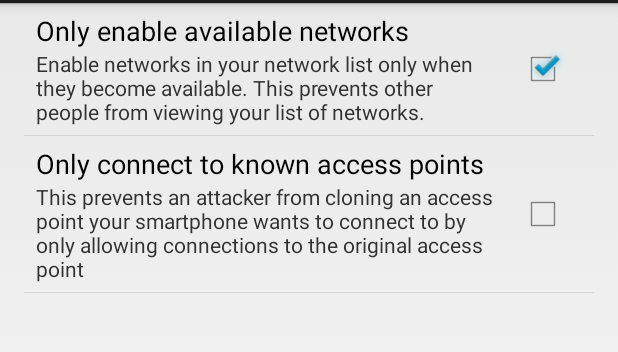
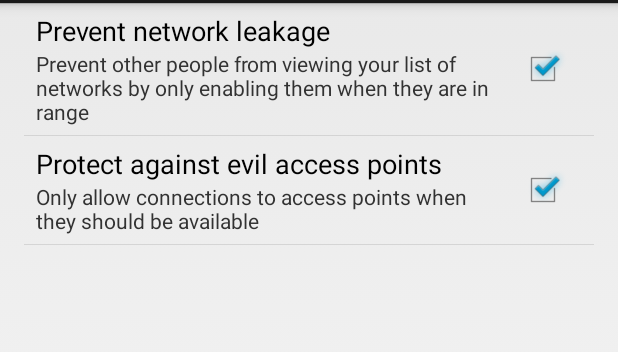
Before and after one commit to BramBonne/privacypolice, an Android app: the screen it shows after launch (MainActivity), on a phone screen of 412 x 824 dp, the part 69-421 px from its top. Run offline under Robolectric (Android 15) with nearby library versions, the phone set to English and light mode, and no system bars.

Commit message:
App cleanup

```diff
--- a/privacypolice/src/main/java/be/uhasselt/privacypolice/MainActivity.java
+++ b/privacypolice/src/main/java/be/uhasselt/privacypolice/MainActivity.java
@@ -8,6 +8,7 @@ public class MainActivity extends PreferenceActivity {
     public void onCreate(Bundle savedInstanceState) {
         super.onCreate(savedInstanceState);
         addPreferencesFromResource(R.xml.preferences);
+        // TODO: allow editing of blocked & available networks
 
         /* Now bound in manifest
         // Bind the ScanResultsChecker to an intent filter listening for new Wi-Fi scans
--- a/privacypolice/src/main/java/be/uhasselt/privacypolice/PermissionChangeReceiver.java
+++ b/privacypolice/src/main/java/be/uhasselt/privacypolice/PermissionChangeReceiver.java
@@ -4,6 +4,7 @@ import android.app.NotificationManager;
 import android.content.BroadcastReceiver;
 import android.content.Context;
 import android.content.Intent;
+import android.net.wifi.WifiManager;
 import android.util.Log;
 
 public class PermissionChangeReceiver extends BroadcastReceiver {
@@ -25,7 +26,9 @@ public class PermissionChangeReceiver extends BroadcastReceiver {
 
         if (enable) {
             prefs.addAllowedBSSID(SSID, BSSID);
-            // TODO: initiate rescan
+            // initiate rescan
+            WifiManager wifiManager = (WifiManager) ctx.getSystemService(Context.WIFI_SERVICE);
+            wifiManager.startScan();
         } else
             prefs.addBlockedBSSID(SSID, BSSID);
     }
--- a/privacypolice/src/main/java/be/uhasselt/privacypolice/Preferences.java
+++ b/privacypolice/src/main/java/be/uhasselt/privacypolice/Preferences.java
@@ -22,7 +22,7 @@ public class Preferences {
     }
 
     public boolean getOnlyConnectToKnownAccessPoints() {
-        return prefs.getBoolean("onlyConnectToKnownAccessPoints", false);
+        return prefs.getBoolean("onlyConnectToKnownAccessPoints", true);
     }
 
     public Set<String> getAllowedBSSIDs(String SSID) {
--- a/privacypolice/src/main/res/values/strings.xml
+++ b/privacypolice/src/main/res/values/strings.xml
@@ -5,9 +5,9 @@
     <string name="done">Installation complete!</string>
     <string name="doneexpl">Wi-Fi PrivacyPolice will keep running in the background as long as the app is installed.</string>
     <string name="action_settings">Settings</string>
-    <string name="pref_onlyavailable">Only enable available networks</string>
-    <string name="pref_onlyavailable_summ">Enable networks in your network list only when they become available. This prevents other people from viewing your list of networks.</string>
-    <string name="pref_onlyknown">Only connect to known access points</string>
-    <string name="pref_onlyknown_summ">This prevents an attacker from cloning an access point your smartphone wants to connect to by only allowing connections to the original access point</string>
+    <string name="pref_onlyavailable">Prevent network leakage</string>
+    <string name="pref_onlyavailable_summ">Prevent other people from viewing your list of networks by only enabling them when they are in range</string>
+    <string name="pref_onlyknown">Protect against evil access points</string>
+    <string name="pref_onlyknown_summ">Only allow connections to access points when they should be available</string>
 
 </resources>
--- a/privacypolice/src/main/res/xml/preferences.xml
+++ b/privacypolice/src/main/res/xml/preferences.xml
@@ -12,7 +12,7 @@
         android:key="onlyConnectToKnownAccessPoints"
         android:title="@string/pref_onlyknown"
         android:summary="@string/pref_onlyknown_summ"
-        android:defaultValue="false"
+        android:defaultValue="true"
         android:layout_width="wrap_content"
         android:layout_height="wrap_content" />
 </PreferenceScreen>
```
